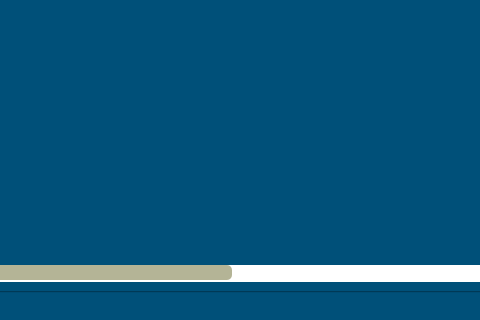
KevenLucas025/ProjetoERP, file novamaine.ui: the form before one commit; both pictures show x 456 to 936 and y 500 to 820 of the 1445 by 820 pixel window.
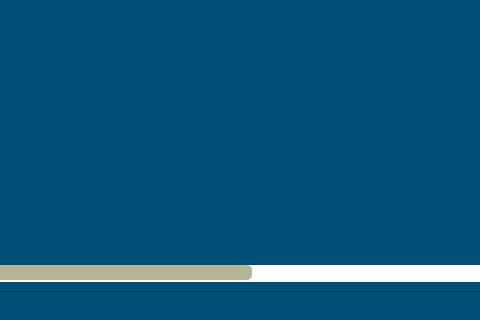
The form after the commit. The open tabs and pages were chosen to show the change. Icons and pictures are not drawn.

```diff
--- a/novamaine.ui
+++ b/novamaine.ui
@@ -6477,11 +6477,6 @@
                    <string>Última Atualização</string>
                   </property>
                  </column>
-                 <column>
-                  <property name="text">
-                   <string>Origem do Cliente</string>
-                  </property>
-                 </column>
                  <column>
                   <property name="text">
                    <string>Valor Gasto Total</string>
```
